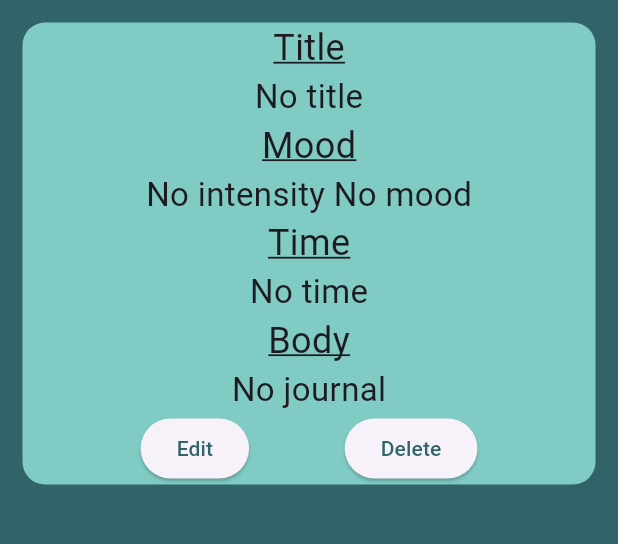
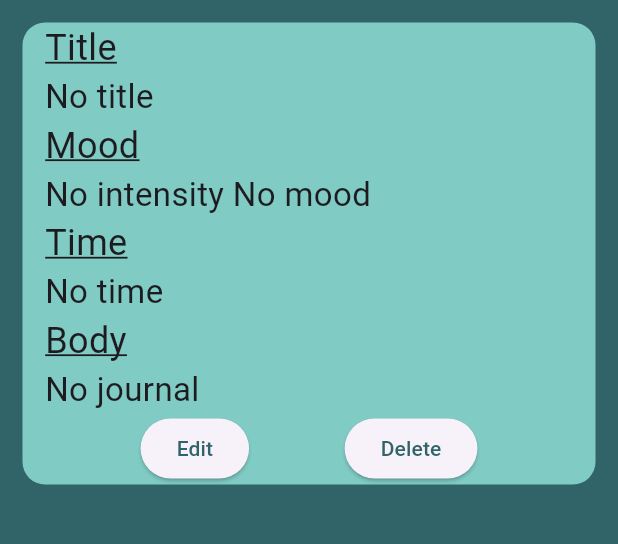
Before and after one commit to b-a-hanley/AnchoredMind, a Flutter app: the JournalPage screen opened directly with empty values, on a phone screen of 412 x 824 dp, the part 84-628 px from its top. Run offline on Flutter 3.47's test engine with Material 3 defaults, Android fonts, the phone set to English and light mode, and no system bars; our stand-ins replace audioplayers, fl_chart, flick_video_player, flutter_blue_plus, objectbox, vibration and 1 more; generated files the repository leaves out were written again.

```diff
--- a/frontend/lib/pages/gratitude_page.dart
+++ b/frontend/lib/pages/gratitude_page.dart
@@ -48,6 +48,7 @@ class GratitudePageState extends State<GratitudePage> {
               borderRadius: BorderRadius.circular(15),
             ),
             child: Column(
+                crossAxisAlignment: CrossAxisAlignment.start,
                 children: [
                   Text(
                     "Prompt",
--- a/frontend/lib/pages/journal_list_page.dart
+++ b/frontend/lib/pages/journal_list_page.dart
@@ -1,11 +1,9 @@
 import 'package:flutter/material.dart';
-import 'package:frontend/services/json_service.dart';
 import 'journal_form.dart';
 import '../pages/journal_page.dart';
 import '../components/my_app_bar.dart';
 import 'package:frontend/services/local_db_service.dart';
 import '../models/journal.dart';
-import 'package:intl/intl.dart';
 import '../components/my_button.dart';
 import '../components/my_colours.dart';
 import 'package:flutter_gen/gen_l10n/app_localizations.dart';
--- a/frontend/lib/pages/journal_page.dart
+++ b/frontend/lib/pages/journal_page.dart
@@ -51,7 +51,9 @@ class JournalPageState extends State<JournalPage> {
             borderRadius: BorderRadius.circular(15),
           ),
           child: Expanded(
-            child: Column(children: [
+            child: Column(
+              crossAxisAlignment: CrossAxisAlignment.start,
+              children: [
               //Text(index.toString()),
               Text(
                 "Title",
```
